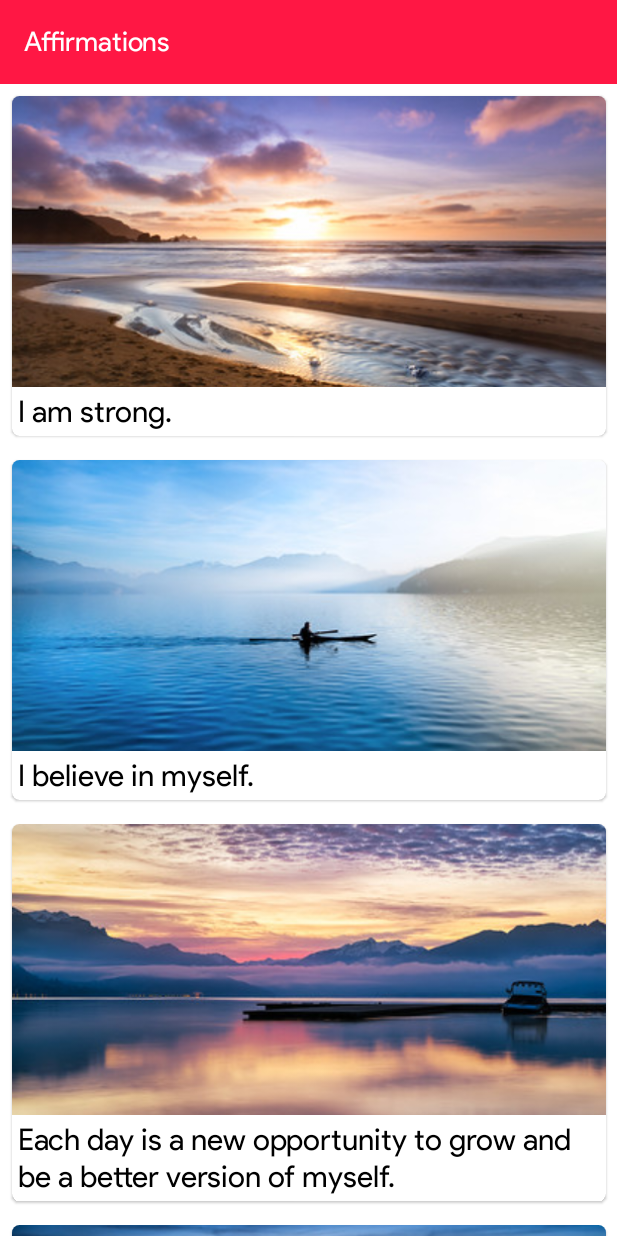
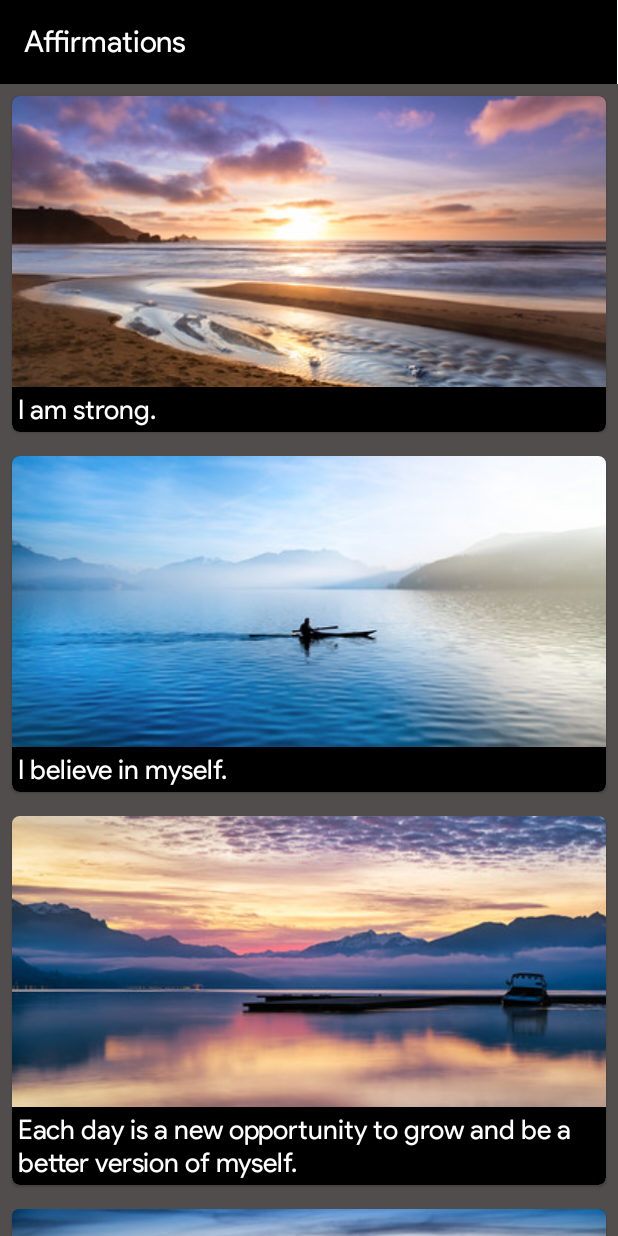
Before and after one commit to tumininucodes/affirmations, an Android app: the screen it shows after launch (MainActivity), on a phone screen of 412 x 824 dp. Run offline under Robolectric (Android 15) with nearby library versions, the phone set to English and light mode, and no system bars; our stand-ins replace data binding.

Commit message:
A simple affirmations app for positivity

```diff
--- a/app/src/main/res/layout/activity_main.xml
+++ b/app/src/main/res/layout/activity_main.xml
@@ -15,12 +15,13 @@
             android:layout_alignParentStart="true"
             app:titleTextColor="@color/colorWhite"
             android:layout_alignParentTop="true"
-            android:background="@color/colorPrimary"
+            android:background="@color/black"
             app:title="@string/app_name"
             app:titleTextAppearance="@style/ActionBarText" />
 
         <FrameLayout
             android:layout_width="match_parent"
+            android:background="#514D4D"
             android:layout_height="match_parent"
             android:layout_below="@+id/toolbar"
             android:layout_alignParentStart="true">
--- a/app/src/main/res/layout/list_item.xml
+++ b/app/src/main/res/layout/list_item.xml
@@ -10,6 +10,7 @@
     <LinearLayout
         android:layout_width="match_parent"
         android:layout_height="wrap_content"
+        android:background="@color/black"
         android:orientation="vertical">
 
         <ImageView
@@ -22,11 +23,11 @@
         <TextView
             android:id="@+id/item_title"
             android:layout_width="wrap_content"
-            android:textColor="@color/black"
             android:padding="4dp"
+            android:textColor="@color/colorWhite"
             android:layout_height="wrap_content"
             android:fontFamily="@font/product_sans_regular"
-            android:textSize="20sp" />
+            android:textSize="18sp" />
 
     </LinearLayout>
 
--- a/app/src/main/res/values/colors.xml
+++ b/app/src/main/res/values/colors.xml
@@ -1,7 +1,7 @@
 <?xml version="1.0" encoding="utf-8"?>
 <resources>
-    <color name="colorPrimary">#FF1744</color>
-    <color name="colorPrimaryDark">#FF1744</color>
+    <color name="colorPrimary">#43A047</color>
+    <color name="colorPrimaryDark">#43A047</color>
     <color name="colorAccent">#00B0FF</color>
     <color name="black">#000000</color>
     <color name="colorWhite">#FFF</color>
--- a/app/src/main/res/values/styles.xml
+++ b/app/src/main/res/values/styles.xml
@@ -4,14 +4,14 @@
     <style name="AppTheme" parent="Theme.MaterialComponents.Light.NoActionBar">
         <!-- Customize your theme here. -->
         <item name="colorPrimary">@color/colorPrimary</item>
-        <item name="colorPrimaryDark">@color/colorPrimaryDark</item>
+        <item name="colorPrimaryDark">@color/black</item>
         <item name="colorAccent">@color/colorAccent</item>
         <item name="colorSecondary">@color/colorPrimary</item>
         <item name="colorOnSecondary">@color/colorWhite</item>
     </style>
 
     <style name="ActionBarText" parent="TextAppearance.AppCompat">
-        <item name="android:textSize">18sp</item>
+        <item name="android:textSize">20sp</item>
         <item name="android:textColor">@color/colorWhite</item>
         <item name="fontFamily">@font/product_sans_regular</item>
     </style>
```
